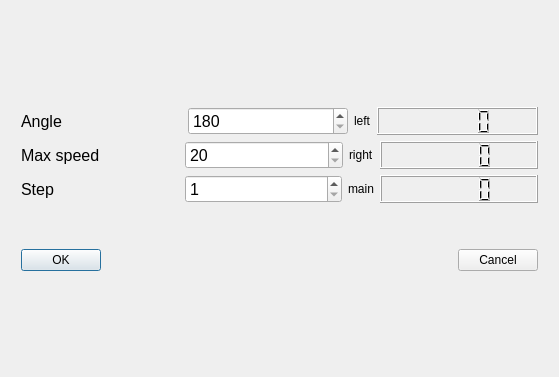
piotrw777/hall_sensor_gui, file dialog.ui: the form before one commit.
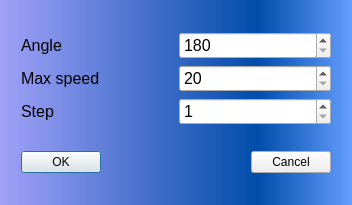
The form after the commit.

Diff of the .ui file:
```diff
--- a/dialog.ui
+++ b/dialog.ui
@@ -9,13 +9,24 @@
    <rect>
     <x>0</x>
     <y>0</y>
-    <width>559</width>
-    <height>377</height>
+    <width>352</width>
+    <height>205</height>
    </rect>
   </property>
   <property name="windowTitle">
    <string>Settings</string>
   </property>
+  <property name="styleSheet">
+   <string notr="true">QDialog#Dialog
+{
+background:  qlineargradient(spread:repeat, x1:0, y1:0, x2:1, y2:0, stop:0 rgba(161, 161, 248, 255), stop:0.730769 rgba(0, 77, 170, 255), stop:1 rgba(101, 158, 255, 255))
+
+}
+*
+{
+color: black;
+}</string>
+  </property>
   <layout class="QVBoxLayout" name="verticalLayout_2">
    <item>
     <spacer name="verticalSpacer_2">
@@ -67,22 +78,6 @@
          </property>
         </widget>
        </item>
-       <item>
-        <widget class="QLabel" name="label">
-         <property name="sizePolicy">
-          <sizepolicy hsizetype="Maximum" vsizetype="Preferred">
-           <horstretch>0</horstretch>
-           <verstretch>0</verstretch>
-          </sizepolicy>
-         </property>
-         <property name="text">
-          <string>left</string>
-         </property>
-        </widget>
-       </item>
-       <item>
-        <widget class="QLCDNumber" name="lcd_left_button"/>
-       </item>
       </layout>
      </item>
      <item>
@@ -114,22 +109,6 @@
          </property>
         </widget>
        </item>
-       <item>
-        <widget class="QLabel" name="label_2">
-         <property name="sizePolicy">
-          <sizepolicy hsizetype="Maximum" vsizetype="Preferred">
-           <horstretch>0</horstretch>
-           <verstretch>0</verstretch>
-          </sizepolicy>
-         </property>
-         <property name="text">
-          <string>right</string>
-         </property>
-        </widget>
-       </item>
-       <item>
-        <widget class="QLCDNumber" name="lcd_right_button"/>
-       </item>
       </layout>
      </item>
      <item>
@@ -161,22 +140,6 @@
          </property>
         </widget>
        </item>
-       <item>
-        <widget class="QLabel" name="label_3">
-         <property name="sizePolicy">
-          <sizepolicy hsizetype="Maximum" vsizetype="Preferred">
-           <horstretch>0</horstretch>
-           <verstretch>0</verstretch>
-          </sizepolicy>
-         </property>
-         <property name="text">
-          <string>main</string>
-         </property>
-        </widget>
-       </item>
-       <item>
-        <widget class="QLCDNumber" name="lcd_main_button"/>
-       </item>
       </layout>
      </item>
      <item>
```
